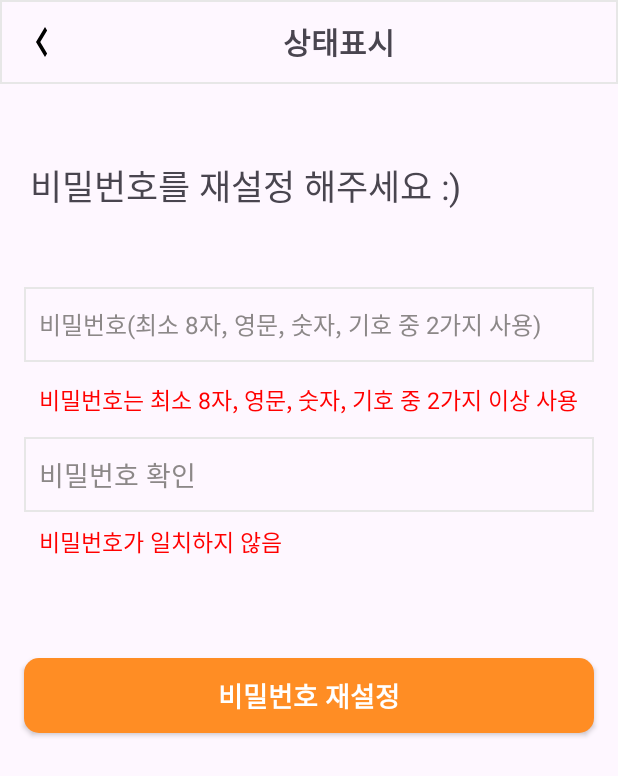
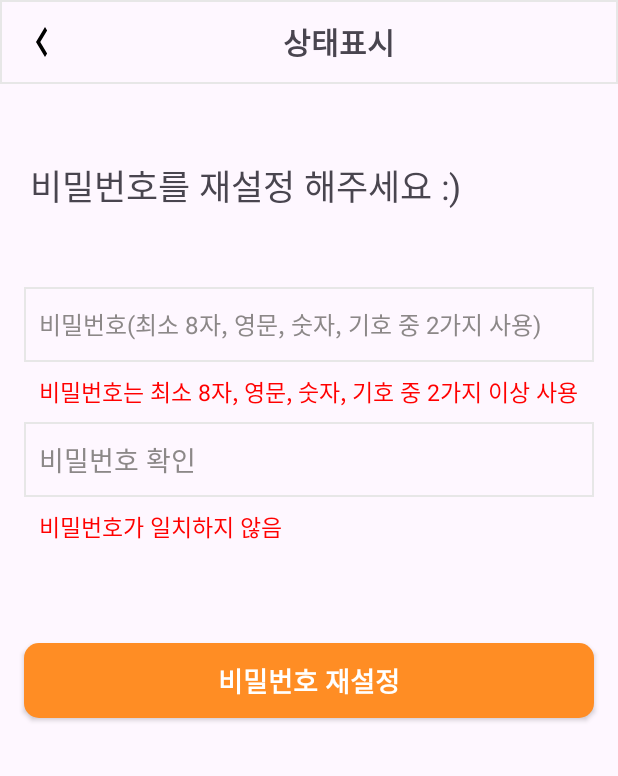
Before and after one commit to stellaArtois-yam/Menupop, an Android app: the layout password_reset_confirm.xml on its own in the app's theme, with its tools: preview values and no code run, on a phone screen of 412 x 824 dp. Shown: the top 776 px of the screen. Run offline under Robolectric (Android 15) with nearby library versions, the phone set to English and light mode, and no system bars.

Commit message:
reset menifest, string, confirm

```diff
--- a/app/src/main/res/layout/password_reset_confirm.xml
+++ b/app/src/main/res/layout/password_reset_confirm.xml
@@ -42,7 +42,7 @@
     <TextView
         android:id="@+id/password_reset_warning_text"
         android:layout_width="@dimen/signup_password_and_warning_width"
-        android:layout_height="@dimen/standard_height"
+        android:layout_height="@dimen/signup_warning_height"
 
         android:textColor="@color/red"
         android:text="@string/password_rule_warning"
--- a/app/src/main/res/values/strings.xml
+++ b/app/src/main/res/values/strings.xml
@@ -16,7 +16,7 @@
     <string name="login_failed_warning">입력하신 아이디, 비밀번호와 일치하는 회원정보가 존재하지 않습니다.\n아이디, 비밀번호를 확인해주세요.</string>
 
 
-    <string-array name="email_spinner_items">
+    <string-array name="spinner_items">
         <item>선택</item>
         <item>naver.com</item>
         <item>hanmail.com</item>
```
Also changed, not shown: app/src/main/AndroidManifest.xml (+4 -9 lines).
